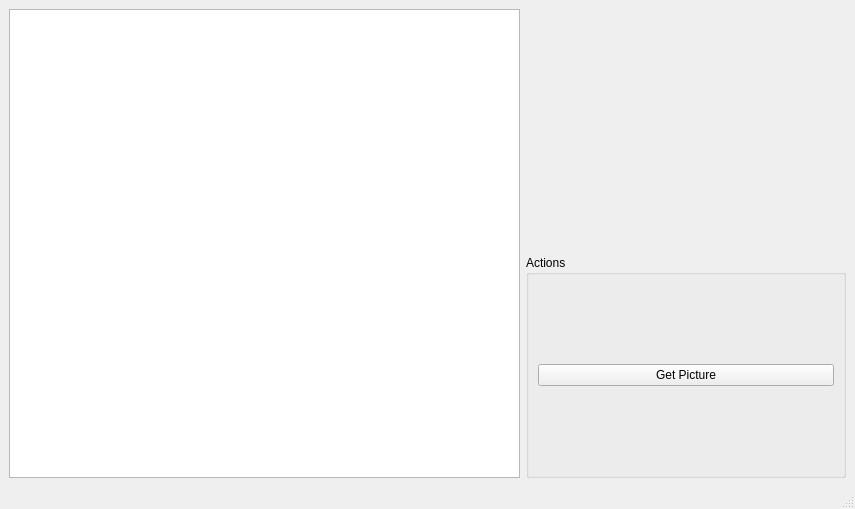
This is client/ui/designer/main.ui in arshad171/iot-rads as Qt 5 draws it before an edit. The edited form follows.
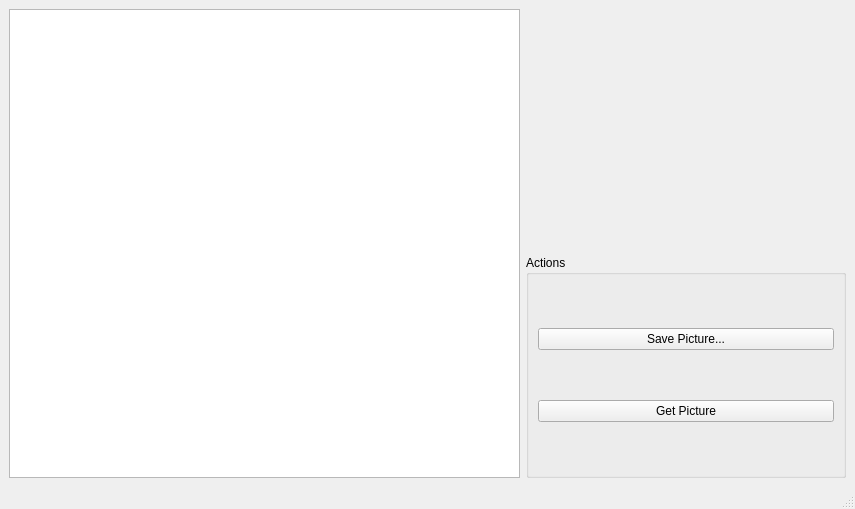
This is the edited form.

```diff
--- a/client/ui/designer/main.ui
+++ b/client/ui/designer/main.ui
@@ -51,6 +51,13 @@
            <string>Actions</string>
           </property>
           <layout class="QVBoxLayout" name="verticalLayout">
+           <item>
+            <widget class="QPushButton" name="save_btn">
+             <property name="text">
+              <string>Save Picture...</string>
+             </property>
+            </widget>
+           </item>
            <item>
             <widget class="QPushButton" name="shutter_btn">
              <property name="text">
```
